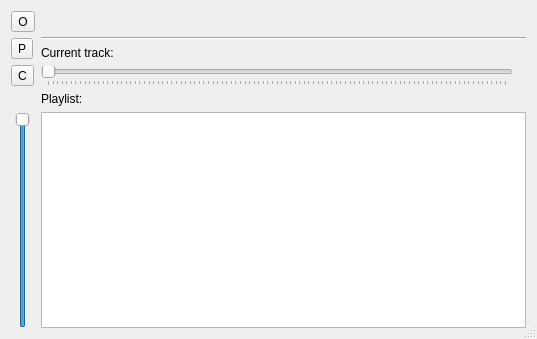
Qt form libraries/mvp-player-qtgui/src/mvp-player-qtgui/ui/MVPPlayerDialog.ui (edubois/mvp-player) before a commit.
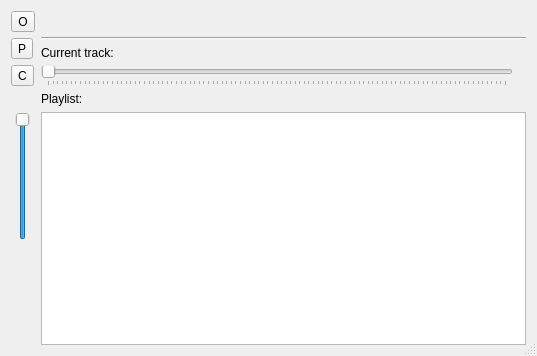
The same form after that commit. Icons and pictures are not drawn.

Commit message:
mvp-player-all: added 'set volume' event in core & gui.
* implied a refactor of the position updating callback.

```diff
--- a/libraries/mvp-player-qtgui/src/mvp-player-qtgui/ui/MVPPlayerDialog.ui
+++ b/libraries/mvp-player-qtgui/src/mvp-player-qtgui/ui/MVPPlayerDialog.ui
@@ -7,7 +7,7 @@
     <x>0</x>
     <y>0</y>
     <width>537</width>
-    <height>339</height>
+    <height>356</height>
    </rect>
   </property>
   <property name="windowTitle">
@@ -104,6 +104,12 @@
          <verstretch>0</verstretch>
         </sizepolicy>
        </property>
+       <property name="minimumSize">
+        <size>
+         <width>0</width>
+         <height>128</height>
+        </size>
+       </property>
        <property name="maximum">
         <number>100</number>
        </property>
@@ -115,6 +121,19 @@
        </property>
       </widget>
      </item>
+     <item>
+      <spacer name="verticalSpacer">
+       <property name="orientation">
+        <enum>Qt::Vertical</enum>
+       </property>
+       <property name="sizeHint" stdset="0">
+        <size>
+         <width>20</width>
+         <height>40</height>
+        </size>
+       </property>
+      </spacer>
+     </item>
     </layout>
    </item>
    <item>
```
Left out of the diff: 4 changed lines with no effect on the pictures. The commit also changes 15 other files.
